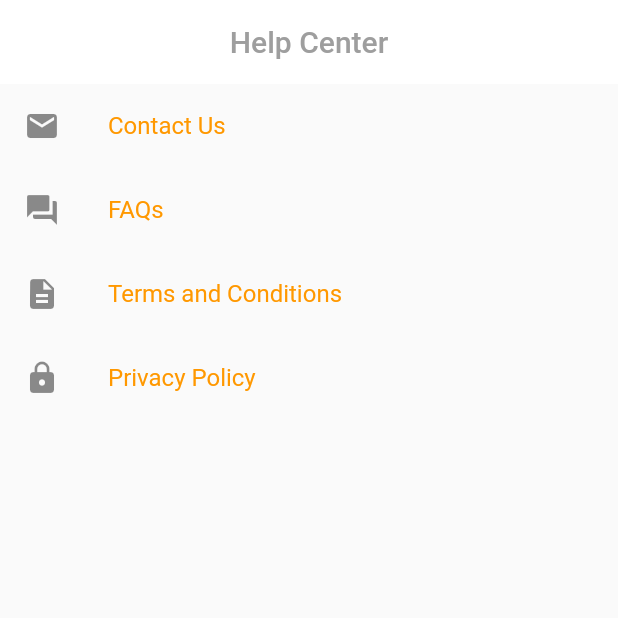
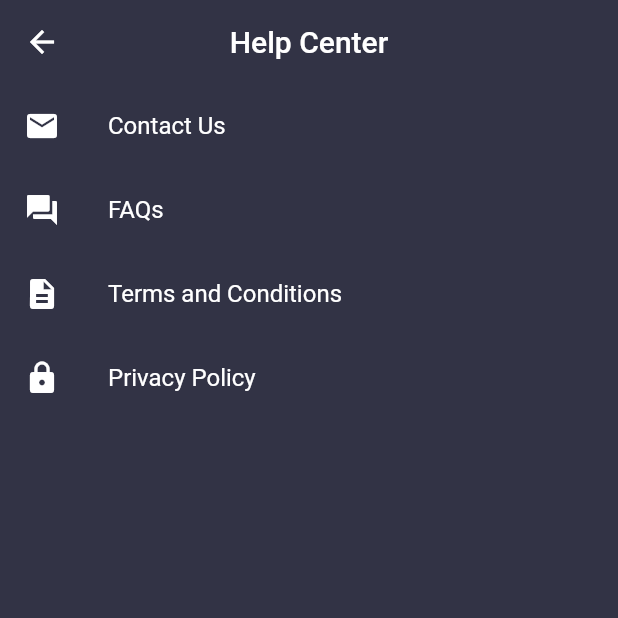
Before and after one commit to SarthakPaneru/StyleSlate-Customer, a Flutter app: the ProfileScreen screen opened directly, after a tap on "Help Center", on a phone screen of 412 x 824 dp, the top half of it. Run offline on Flutter 3.47's test engine with Material 2 defaults, Android fonts, the phone set to English and light mode, and no system bars; our stand-ins replace email_validator, flutter_secure_storage, flutter_svg, font_awesome_flutter, geolocator, google_maps_flutter and 4 more; missing offline and left inert: dart:ffi, heart_toggle; accounts and stored records are empty; network calls fail.

Commit message:
make ui all same

```diff
--- a/lib/modules/screens/user_book.dart
+++ b/lib/modules/screens/user_book.dart
@@ -6,6 +6,7 @@ class UserBook extends StatelessWidget {
 
   @override
   Widget build(BuildContext context) {
+    Scaffold(backgroundColor: const Color(0xff323345));
     return ScheduledAppointmentPage();
   }
 }
--- a/lib/modules/screens/user_favorite.dart
+++ b/lib/modules/screens/user_favorite.dart
@@ -7,6 +7,7 @@ class UserFavorite extends StatelessWidget {
   Widget build(BuildContext context) {
     return Scaffold(
       body: Text('favorite'),
+      backgroundColor: const Color(0xff323345),
     );
   }
 }
--- a/lib/modules/screens/user_search.dart
+++ b/lib/modules/screens/user_search.dart
@@ -1,12 +1,12 @@
 import 'package:flutter/material.dart';
+import 'package:hamro_barber_mobile/Screen/favourite.dart';
 
 class UserSearch extends StatelessWidget {
   const UserSearch({super.key});
 
   @override
   Widget build(BuildContext context) {
-    return Scaffold(
-      body: Text('search'),
-    );
+    Scaffold(backgroundColor: const Color(0xff323345));
+    return FavourtiePage();
   }
 }
--- a/lib/profile/body.dart
+++ b/lib/profile/body.dart
@@ -6,11 +6,13 @@ import 'helpcenterscreen.dart';
 import 'Myaccount.dart';
 
 class Body extends StatelessWidget {
-  const Body({super.key});
+  const Body({Key? key}) : super(key: key);
 
   @override
   Widget build(BuildContext context) {
-    return SingleChildScrollView(
+    return Container(
+      color: const Color(0xff323345), // Set the background color here
+      child: SingleChildScrollView(
         padding: const EdgeInsets.symmetric(vertical: 20),
         child: Column(
           children: [
@@ -19,8 +21,8 @@ class Body extends StatelessWidget {
             ProfileMenu(
               text: "My Account",
               icon: "lib/assets/images/User Icon.svg",
-            press: () => {
-              navigateTOMyaccount(context)
+              press: () {
+                navigateTOMyaccount(context);
               },
             ),
             ProfileMenu(
@@ -31,12 +33,16 @@ class Body extends StatelessWidget {
             ProfileMenu(
               text: "Settings",
               icon: "lib/assets/images/Settings.svg",
-            press: () =>{navigateTOChangePassword(context)},
+              press: () {
+                navigateTOChangePassword(context);
+              },
             ),
             ProfileMenu(
               text: "Help Center",
               icon: "lib/assets/images/Question mark.svg",
-            press: () =>{navigateTOHelpcenter(context)},
+              press: () {
+                navigateTOHelpcenter(context);
+              },
             ),
             ProfileMenu(
               text: "Log Out",
@@ -82,6 +88,7 @@ class Body extends StatelessWidget {
             ),
           ],
         ),
+      ),
     );
   }
 
@@ -89,13 +96,14 @@ class Body extends StatelessWidget {
     Navigator.push(context,
         MaterialPageRoute(builder: (context) => const ChangePasswordScreen()));
   }
+
   void navigateTOHelpcenter(BuildContext context) {
     Navigator.push(context,
         MaterialPageRoute(builder: (context) => const HelpCenterScreen()));
   }
+
   void navigateTOMyaccount(BuildContext context) {
     Navigator.push(context,
         MaterialPageRoute(builder: (context) => const MyAccountScreen()));
   }
-
 }
--- a/lib/profile/constants.dart
+++ b/lib/profile/constants.dart
@@ -1,7 +1,7 @@
 import 'package:flutter/material.dart';
 import '/profile/size_config.dart';
 
-const kPrimaryColor = Color(0xFFFF7643);
+const kPrimaryColor = Color(0xFFFFECDF);
 const kPrimaryLightColor = Color(0xFFFFECDF);
 const kPrimaryGradientColor = LinearGradient(
   begin: Alignment.topLeft,
--- a/lib/profile/helpcenterscreen.dart
+++ b/lib/profile/helpcenterscreen.dart
@@ -1,7 +1,7 @@
 import 'package:flutter/material.dart';
 
 class HelpCenterScreen extends StatelessWidget {
-  const HelpCenterScreen({super.key});
+  const HelpCenterScreen({Key? key}) : super(key: key);
 
   @override
   Widget build(BuildContext context) {
@@ -9,23 +9,31 @@ class HelpCenterScreen extends StatelessWidget {
       appBar: AppBar(
         centerTitle: true,
         elevation: 0.0,
-        backgroundColor: Colors.white,
+        backgroundColor: const Color(0xff323345),
         title: const Text(
           'Help Center',
-          style: TextStyle(color: Colors.grey),
+          style: TextStyle(color: Colors.white),
         ),
       ),
+      backgroundColor: const Color(0xff323345), // Set the background color here
       body: ListView(
         children: <Widget>[
-          const ListTile(
-            title: Text('Contact Us',
-            style: TextStyle(color: Colors.orange),),
-            leading: Icon(Icons.email),
+          ListTile(
+            title: const Text(
+              'Contact Us',
+              style: TextStyle(color: Colors.white), // Set text color to white
+            ),
+            leading: Icon(Icons.email, color: Colors.white), // Set icon color
           ),
           ListTile(
-            title: const Text('FAQs',
-            style: TextStyle(color: Colors.orange),),
-            leading: const Icon(Icons.question_answer),
+            title: const Text(
+              'FAQs',
+              style: TextStyle(color: Colors.white), // Set text color to white
+            ),
+            leading: const Icon(
+              Icons.question_answer,
+              color: Colors.white, // Set icon color
+            ),
             onTap: () {
               // Handle "FAQs" tap
               // You can navigate to a list of frequently asked questions
@@ -33,18 +41,28 @@ class HelpCenterScreen extends StatelessWidget {
             },
           ),
           ListTile(
-            title: const Text('Terms and Conditions',
-            style: TextStyle(color: Colors.orange),),
-            leading: const Icon(Icons.description),
+            title: const Text(
+              'Terms and Conditions',
+              style: TextStyle(color: Colors.white), // Set text color to white
+            ),
+            leading: const Icon(
+              Icons.description,
+              color: Colors.white, // Set icon color
+            ),
             onTap: () {
               // Handle "Terms and Conditions" tap
               // You can navigate to a screen displaying the terms and conditions
             },
           ),
           ListTile(
-            title: const Text('Privacy Policy',
-            style: TextStyle(color: Colors.orange),),
-            leading: const Icon(Icons.lock),
+            title: const Text(
+              'Privacy Policy',
+              style: TextStyle(color: Colors.white), // Set text color to white
+            ),
+            leading: const Icon(
+              Icons.lock,
+              color: Colors.white, // Set icon color
+            ),
             onTap: () {
               // Handle "Privacy Policy" tap
               // You can navigate to a screen displaying the privacy policy
--- a/lib/profile/profile_menu.dart
+++ b/lib/profile/profile_menu.dart
@@ -23,7 +23,7 @@ class ProfileMenu extends StatelessWidget {
           foregroundColor: kPrimaryColor, padding: const EdgeInsets.all(20),
           shape:
               RoundedRectangleBorder(borderRadius: BorderRadius.circular(15)),
-          backgroundColor: const Color(0xFFF5F6F9),
+          backgroundColor: const Color(0xff323345),
         ),
         onPressed: press,
         child: Row(
--- a/lib/profile/profile_screen.dart
+++ b/lib/profile/profile_screen.dart
@@ -10,11 +10,11 @@ class ProfileScreen extends StatelessWidget {
     return Scaffold(
       appBar: AppBar(
         elevation: 0.0,
-        backgroundColor: Colors.white,
+        backgroundColor: const Color(0xff323345),
         centerTitle: true,
         title: const Text(
           "Profile",
-          style: TextStyle(color: Colors.grey),
+          style: TextStyle(color: Colors.white),
         ),
       ),
       body: const Body(),
--- a/pubspec.yaml
+++ b/pubspec.yaml
@@ -48,6 +48,7 @@ dependencies:
   http_parser: ^4.0.2
   geolocator: ^10.1.0
   google_maps_flutter: ^2.5.0
+
 
 dev_dependencies:
   flutter_test:
```
Also changed, not shown: lib/Screen/appointment.dart (+5 -3 lines), lib/Screen/favourite.dart (+13 -5 lines), lib/modules/screens/user_home.dart (+9 -4 lines), lib/profile/Myaccount.dart (+33 -19 lines), lib/widgets/barberSelection.dart (+30 -8 lines), lib/utils/kalti.dart (added), lib/utils/khaltihome.dart (added), 1 other file. Lines whose indentation alone changed are shown as unchanged.
